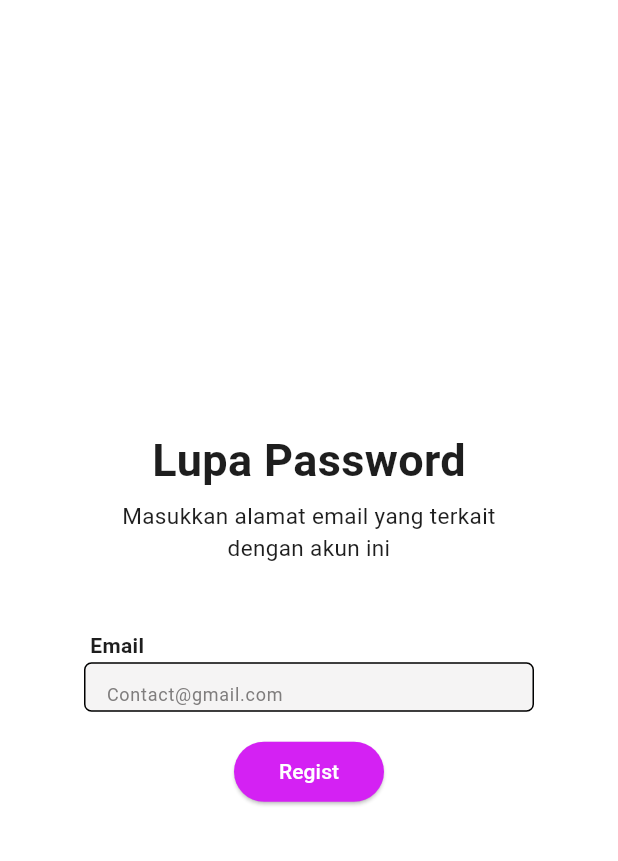
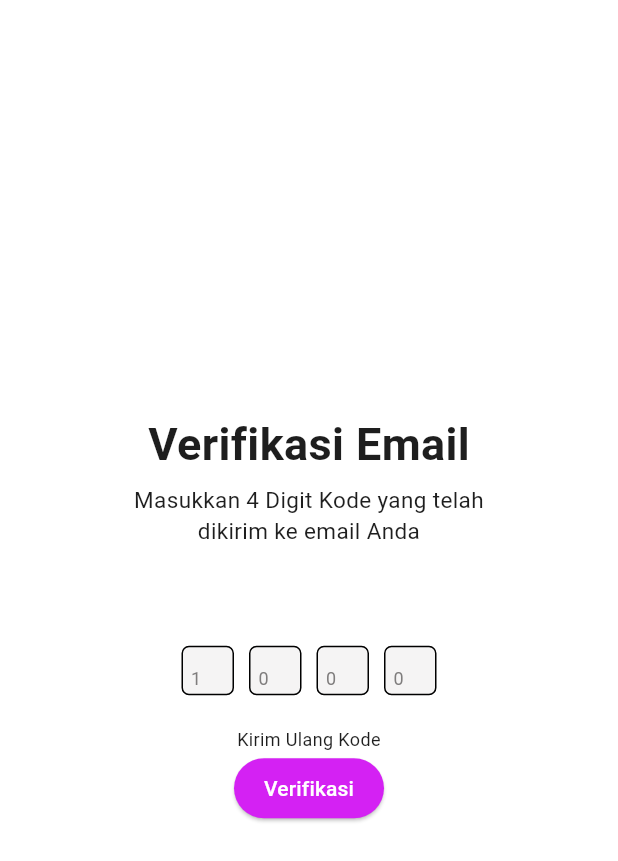
Before and after one commit to fadelakbars/Mobile-Apps-SWS, a Flutter app: the screen it shows after launch, on a phone screen of 412 x 824 dp. Shown: the top 861 px of the screen. Run offline on Flutter 3.47's test engine with Material 3 defaults, Android fonts, the light colour scheme and no system bars; Roboto replaces fonts that are missing (Poppins, Urbanist).

Commit message:
tambah reset dan verifikasi password

```diff
--- a/lib/main.dart
+++ b/lib/main.dart
@@ -2,6 +2,9 @@ import 'package:flutter/material.dart';
 import 'package:mobile_apps_sws/screens/login.dart';
 import 'package:mobile_apps_sws/screens/lupa_pass.dart';
 import 'package:mobile_apps_sws/screens/regist.dart';
+import 'package:mobile_apps_sws/screens/reset_pass.dart';
+import 'package:mobile_apps_sws/screens/verify.dart';
+import 'package:mobile_apps_sws/widget/text_field.dart';
 
 void main() {
   runApp(const MainApp());
@@ -15,7 +18,7 @@ class MainApp extends StatelessWidget {
     return MaterialApp(
       debugShowCheckedModeBanner: false,
       title: 'Mobile Apps SWS',
-      home: LupaPassword(),
+      home: VerifyEmail(),
     );
   }
 }
--- /dev/null
+++ b/lib/screens/reset_pass.dart
@@ -0,0 +1,49 @@
+import 'package:flutter/material.dart';
+import 'package:mobile_apps_sws/widget/primary_button.dart';
+import 'package:mobile_apps_sws/widget/text_field.dart';
+
+class ResetPassword extends StatelessWidget {
+  ResetPassword({super.key});
+
+  @override
+  Widget build(BuildContext context) {
+    return  Scaffold(
+      backgroundColor: Colors.white,
+      body: Center(
+        child: Column(
+          mainAxisAlignment: MainAxisAlignment.center,
+          children: [
+            const Text(
+              "Reset Password",
+              style: TextStyle(
+                color: Color.fromRGBO(30, 30, 30, 1),
+                fontFamily: 'Poppins',
+                fontSize: 30,
+                fontWeight: FontWeight.bold,
+                // height: 1.5,
+              ),
+            ),
+            const SizedBox(height: 5),
+            const Text(
+              "Password baru Anda harus berbeda \ndari password sebelumnya",
+              textAlign: TextAlign.center,
+              style: TextStyle(
+                color: Color.fromRGBO(30, 30, 30, 1),
+                fontFamily: 'Poppins',
+                fontSize: 15,
+                fontWeight: FontWeight.normal,
+                // height: 1.5,
+              ),
+            ),
+            const SizedBox(height: 45),
+            const CustomTextField(hintText: '************', labelText: 'Password Baru'),
+            const SizedBox(height: 20),
+            const CustomTextField(hintText: '************', labelText: 'Konfirmasi Password Baru'),
+            const SizedBox(height: 10),
+            CustomButton(text: 'Reset', onPressed: (){})
+          ],
+        ),
+      ),
+    );
+  }
+}
--- /dev/null
+++ b/lib/screens/verify.dart
@@ -0,0 +1,73 @@
+import 'package:flutter/material.dart';
+import 'package:mobile_apps_sws/widget/primary_button.dart';
+import 'package:mobile_apps_sws/widget/text_field_verify.dart';
+
+class VerifyEmail extends StatelessWidget {
+  const VerifyEmail({super.key});
+
+  @override
+  Widget build(BuildContext context) {
+    return  Scaffold(
+      backgroundColor: Colors.white,
+      body: Center(
+        child: Column(
+          mainAxisAlignment: MainAxisAlignment.center,
+          children: [
+            const Text(
+              "Verifikasi Email",
+              style: TextStyle(
+                color: Color.fromRGBO(30, 30, 30, 1),
+                fontFamily: 'Poppins',
+                fontSize: 30,
+                fontWeight: FontWeight.bold,
+                // height: 1.5,
+              ),
+            ),
+            const SizedBox(height: 5),
+            const Text(
+              "Masukkan 4 Digit Kode yang telah \ndikirim ke email Anda",
+              textAlign: TextAlign.center,
+              style: TextStyle(
+                color: Color.fromRGBO(30, 30, 30, 1),
+                fontFamily: 'Poppins',
+                fontSize: 15,
+                fontWeight: FontWeight.normal,
+                // height: 1.5,
+              ),
+            ),
+            const SizedBox(height: 45),
+            const Row(
+              mainAxisAlignment: MainAxisAlignment.center,
+              children: [
+                CustomTextFieldVerify(hintText: '1'),
+                const SizedBox(width: 10,),
+                CustomTextFieldVerify(hintText: '0'),
+                const SizedBox(width: 10,),
+                CustomTextFieldVerify(hintText: '0'),
+                const SizedBox(width: 10,),
+                CustomTextFieldVerify(hintText: '0'),
+              ],
+            ),
+            const SizedBox(height: 15),
+
+
+
+            const Text(
+              "Kirim Ulang Kode",
+              textAlign: TextAlign.center,
+              style: TextStyle(
+                color: Color.fromRGBO(30, 30, 30, 1),
+                fontFamily: 'Poppins',
+                fontSize: 12,
+                fontWeight: FontWeight.normal,
+                // height: 1.5,
+              ),
+            ),
+
+            CustomButton(text: 'Verifikasi', onPressed: (){})
+          ],
+        ),
+      ),
+    );
+  }
+}
--- /dev/null
+++ b/lib/widget/text_field_verify.dart
@@ -0,0 +1,71 @@
+import 'package:flutter/material.dart';
+
+class CustomTextFieldVerify extends StatefulWidget {
+  final String hintText;
+  final TextInputType keyboardType;
+  final bool obscureText;
+
+  const CustomTextFieldVerify({
+    super.key,
+    required this.hintText,
+    this.keyboardType = TextInputType.number,
+    this.obscureText = false,
+    });
+
+  @override
+  State<CustomTextFieldVerify> createState() => _CustomTextFieldStateVerify();
+}
+
+class _CustomTextFieldStateVerify extends State<CustomTextFieldVerify> {
+  @override
+  Widget build(BuildContext context) {
+    return Container(
+      width: 35,
+      height: 60,
+      child: Stack(
+        children: <Widget>[
+          Positioned(
+            top: 21,
+            left: 0,
+            right: 0,
+            child: Container(
+              height: 33,
+              decoration: BoxDecoration(
+                borderRadius: BorderRadius.circular(5),
+                color: const Color.fromRGBO(245, 244, 244, 1),
+                border: Border.all(
+                  color: const Color.fromRGBO(0, 0, 0, 1),
+                  width: 1,
+                ),
+              ),
+              padding: const EdgeInsets.symmetric(horizontal: 5, vertical: 0),
+
+              child: TextField(
+                keyboardType: widget.keyboardType,
+                obscureText: widget.obscureText,
+                decoration: InputDecoration(
+                  border: InputBorder.none,
+                  hintText: widget.hintText,
+                  hintStyle: const TextStyle(
+                    color: Color.fromRGBO(127, 125, 125, 1),
+                    fontFamily: 'Urbanist',
+                    fontSize: 12,
+                    fontWeight: FontWeight.normal,
+                    height: 1.5,
+                  ),
+                ),
+                style: const TextStyle(
+                  color: Color.fromRGBO(30, 30, 30, 1),
+                  fontFamily: 'Poppins',
+                  fontSize: 12,
+                  fontWeight: FontWeight.normal,
+                  height: 1.5,
+                ),
+              ),
+            ),
+          ),
+        ],
+      ),
+    );
+  }
+}
```
